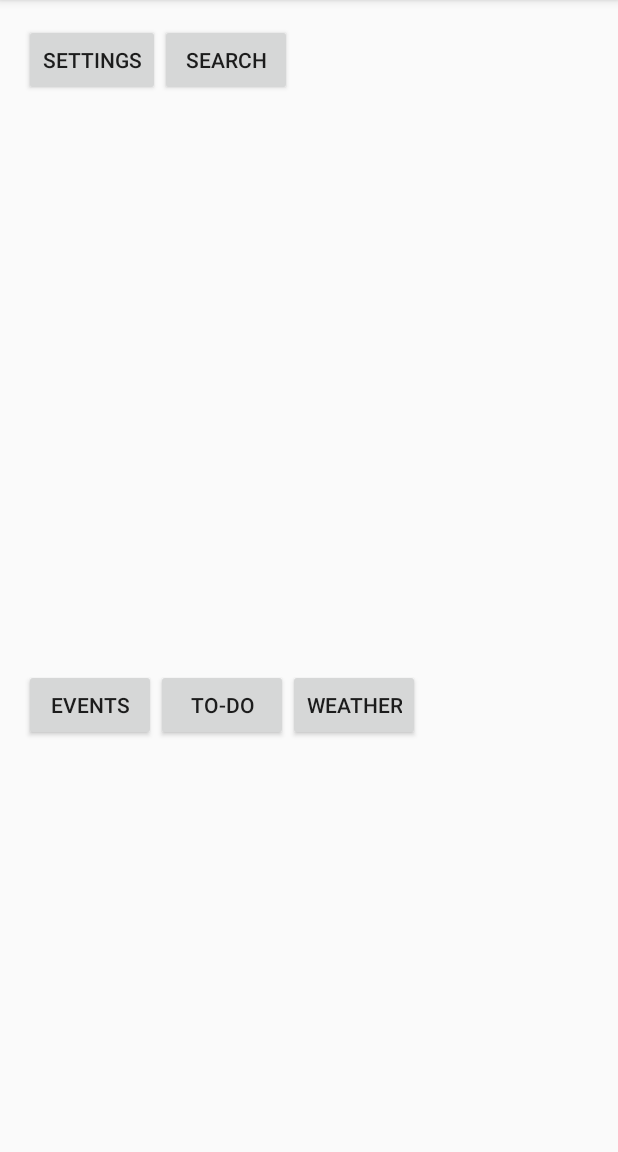
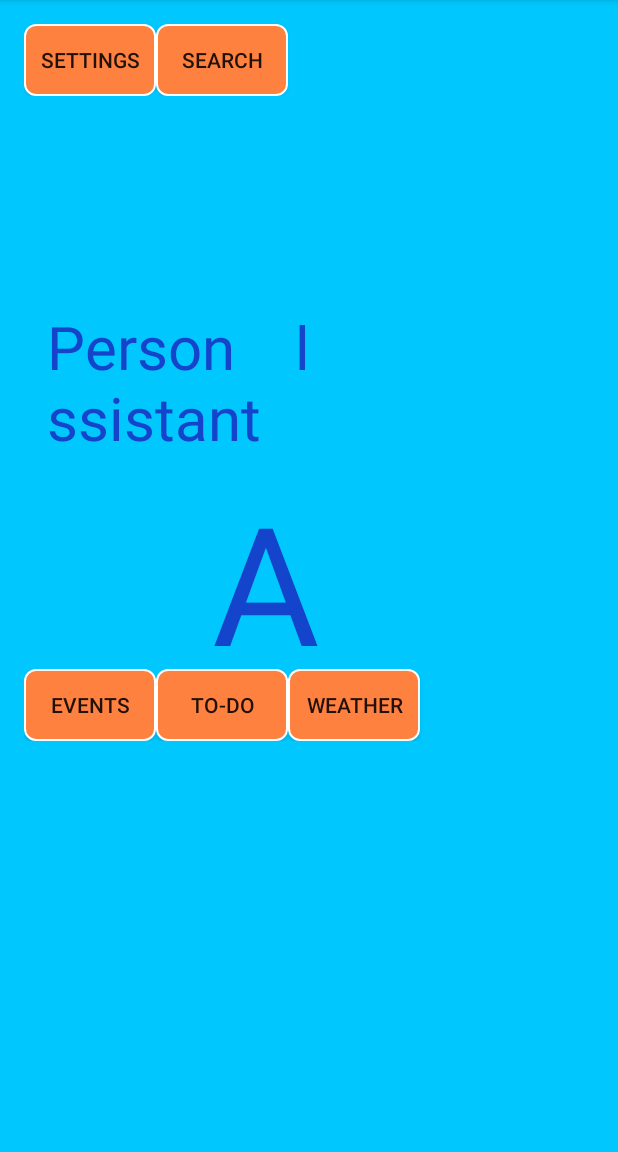
Before and after one commit to PieterBredenkamp/Rubick-Cube, an Android app: the screen it shows after launch (HomeActivity), on a phone screen of 412 x 824 dp, the part 84-1236 px from its top. Run offline under Robolectric (Android 15) with nearby library versions, the phone set to English and light mode, and no system bars.

Commit message:
Updated Design, with different colour scheme and Cool Logo :D

```diff
--- a/app/src/main/res/drawable/shape.xml
+++ b/app/src/main/res/drawable/shape.xml
@@ -4,8 +4,8 @@
     android:color="#FFFFFF"/>
 <gradient
     android:angle="225"
-    android:startColor="#ffd100"
-    android:endColor="#ffd100" />
+    android:startColor="#ff8140"
+    android:endColor="#ff8140" />
 <corners
     android:bottomLeftRadius="7dp"
     android:bottomRightRadius="7dp"
--- a/app/src/main/res/drawable/shape_2.xml
+++ b/app/src/main/res/drawable/shape_2.xml
@@ -4,8 +4,8 @@
         android:color="#FFFFFF"/>
     <gradient
         android:angle="225"
-        android:startColor="#bebeff"
-        android:endColor="#bebeff"/>
+        android:startColor="#00ffff"
+        android:endColor="#00ddff"/>
     <corners
         android:bottomLeftRadius="7dp"
         android:bottomRightRadius="7dp"
--- a/app/src/main/res/layout/activity_home.xml
+++ b/app/src/main/res/layout/activity_home.xml
@@ -3,13 +3,16 @@
     android:layout_height="match_parent" android:paddingLeft="@dimen/activity_horizontal_margin"
     android:paddingRight="@dimen/activity_horizontal_margin"
     android:paddingTop="@dimen/activity_vertical_margin"
-    android:paddingBottom="@dimen/activity_vertical_margin" tools:context=".HomeActivity">
+    android:paddingBottom="@dimen/activity_vertical_margin"
+    android:background="#00c8ff" tools:context=".HomeActivity">
 
     <LinearLayout
         android:layout_width="fill_parent"
-        android:layout_height="wrap_content">
+        android:layout_height="wrap_content"
+        android:id="@+id/linearLayout">
 
         <Button
+            android:background="@drawable/shape"
             android:layout_width="wrap_content"
             android:layout_height="wrap_content"
             android:id="@+id/button_home_toSettings"
@@ -17,6 +20,7 @@
         />
 
         <Button
+            android:background="@drawable/shape"
             android:layout_width="wrap_content"
             android:layout_height="wrap_content"
             android:id="@+id/button_home_toSearch"
@@ -30,6 +34,7 @@
         android:layout_marginTop="430dp">
 
         <Button
+            android:background="@drawable/shape"
             android:layout_width="wrap_content"
             android:layout_height="wrap_content"
             android:id="@+id/button_home_toEvents"
@@ -37,6 +42,7 @@
         />
 
         <Button
+            android:background="@drawable/shape"
             android:layout_width="wrap_content"
             android:layout_height="wrap_content"
             android:id="@+id/button_home_toToDo"
@@ -44,10 +50,39 @@
         />
 
         <Button
+            android:background="@drawable/shape"
             android:layout_width="wrap_content"
             android:layout_height="wrap_content"
             android:id="@+id/button_home_toWeather"
             android:text="Weather"
         />
     </LinearLayout>
+
+    <TextView
+        android:layout_width="wrap_content"
+        android:layout_height="wrap_content"
+        android:textAppearance="?android:attr/textAppearanceLarge"
+        android:text="Person    l
+                  ssistant"
+        android:id="@+id/textView2"
+        android:textSize="40dp"
+        android:layout_below="@+id/linearLayout"
+        android:layout_alignParentLeft="true"
+        android:layout_alignParentStart="true"
+        android:layout_marginTop="140dp"
+        android:textColor="#1444cc"
+        android:layout_marginLeft="15dp" />
+
+    <TextView
+        android:layout_width="wrap_content"
+        android:layout_height="140dp"
+        android:textAppearance="?android:attr/textAppearanceLarge"
+        android:text="A"
+        android:id="@+id/textView3"
+        android:layout_centerVertical="true"
+        android:layout_alignLeft="@+id/textView2"
+        android:layout_alignStart="@+id/textView2"
+        android:textSize="110dp"
+        android:textColor="#1444cc"
+        android:layout_marginLeft="110dp" />
 </RelativeLayout>
--- a/app/src/main/res/menu/menu_create_event.xml
+++ /dev/null
@@ -1,6 +0,0 @@
-<menu xmlns:android="http://schemas.android.com/apk/res/android"
-    xmlns:app="http://schemas.android.com/apk/res-auto"
-    xmlns:tools="http://schemas.android.com/tools" tools:context=".CreateEvent">
-    <item android:id="@+id/action_settings" android:title="@string/action_settings"
-        android:orderInCategory="100" app:showAsAction="never" />
-</menu>
```
Also changed, not shown: app/src/main/res/layout/activity_event.xml (added, +49 -0 lines), app/src/main/res/layout/activity_todo.xml (renamed from app/src/main/res/layout/activity_create_event.xml, +4 -4 lines).
